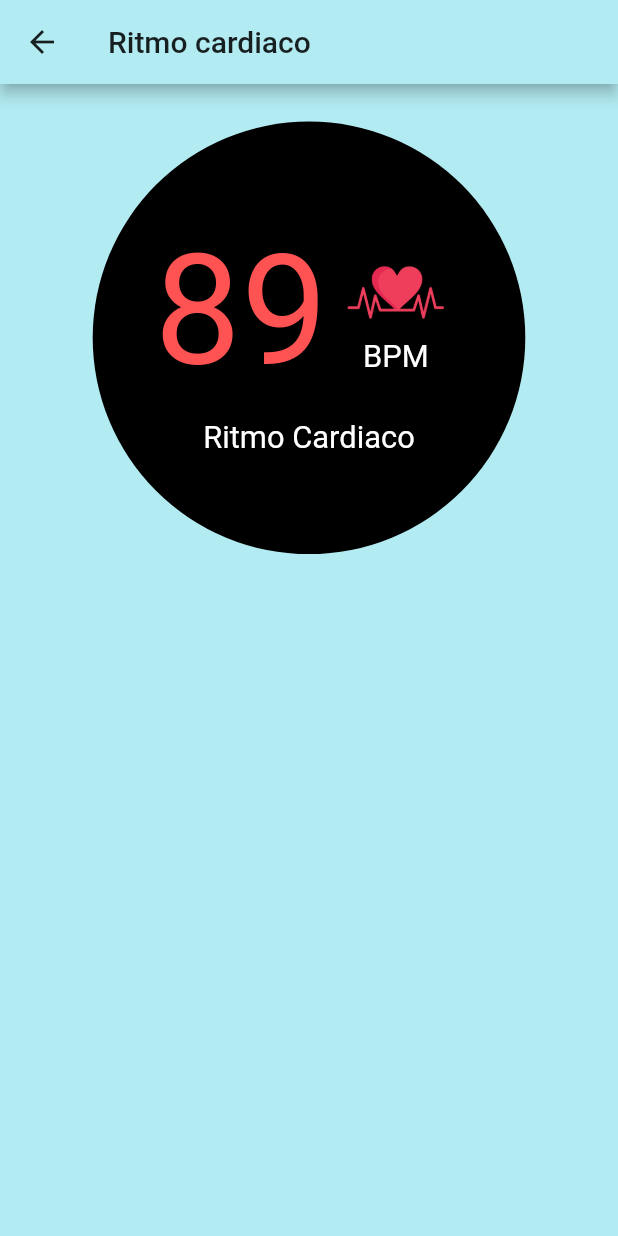
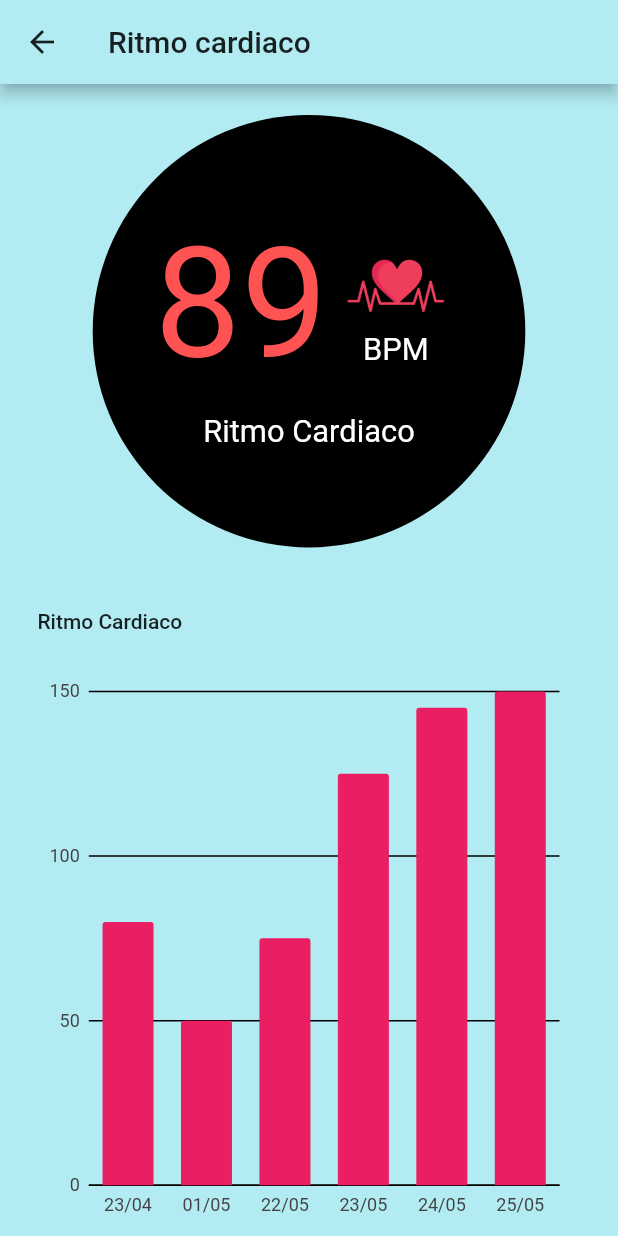
Before and after one commit to sadaakisz/it_innova_flutter, a Flutter app: the HeartRate screen opened directly, on a phone screen of 412 x 824 dp. Run offline on Flutter 3.47's test engine with Material 2 defaults, Android fonts, the phone set to English and light mode, and no system bars; our stand-ins replace charts_flutter.

Commit message:
Created chart widget.

```diff
--- a/lib/pages/heart_rate.dart
+++ b/lib/pages/heart_rate.dart
@@ -1,4 +1,6 @@
 import 'package:flutter/material.dart';
+import 'package:it_innova_flutter/models/heart_rate_history.dart';
+import 'package:it_innova_flutter/widgets/heart_rate_chart.dart';
 import 'package:it_innova_flutter/widgets/heart_rate_indicator.dart';
 
 class HeartRate extends StatefulWidget {
@@ -9,8 +11,17 @@ class HeartRate extends StatefulWidget {
 }
 
 class _HeartRateState extends State<HeartRate> {
+  final List<HeartRateHistory> _heartRateHistoryList = [
+    HeartRateHistory(bpm: 80, date: '23/04/2021'),
+    HeartRateHistory(bpm: 50, date: '01/05/2021'),
+    HeartRateHistory(bpm: 75, date: '22/05/2021'),
+    HeartRateHistory(bpm: 125, date: '23/05/2021'),
+    HeartRateHistory(bpm: 145, date: '24/05/2021'),
+    HeartRateHistory(bpm: 150, date: '25/05/2021'),
+  ];
   @override
   Widget build(BuildContext context) {
+    double width = MediaQuery.of(context).size.width;
     return Scaffold(
       appBar: AppBar(
         title: Text(
@@ -20,8 +31,17 @@ class _HeartRateState extends State<HeartRate> {
         iconTheme: IconThemeData(color: Colors.black87),
       ),
       body: Padding(
-        padding: const EdgeInsets.symmetric(vertical: 25.0, horizontal: 25.0),
-        child: HeartRateIndicator(bpm: 89),
+        padding: const EdgeInsets.symmetric(horizontal: 25.0),
+        child: ListView(
+          children: [
+            SizedBox(height: width * 0.05),
+            HeartRateIndicator(bpm: 89),
+            SizedBox(height: width * 0.1),
+            HeartRateChart(
+              data: _heartRateHistoryList,
+            ),
+          ],
+        ),
       ),
     );
   }
--- /dev/null
+++ b/lib/widgets/heart_rate_chart.dart
@@ -0,0 +1,58 @@
+import 'package:charts_flutter/flutter.dart' as charts;
+import 'package:flutter/material.dart';
+import 'package:it_innova_flutter/models/heart_rate_history.dart';
+
+class HeartRateChart extends StatelessWidget {
+  final List<HeartRateHistory> data;
+  const HeartRateChart({Key? key, required this.data}) : super(key: key);
+
+  @override
+  Widget build(BuildContext context) {
+    double height = MediaQuery.of(context).size.height;
+    List<charts.Series<HeartRateHistory, String>> series = [
+      charts.Series(
+        id: "HeartRateHistory",
+        data: data,
+        domainFn: (HeartRateHistory series, _) => series.date.substring(0, 5),
+        measureFn: (HeartRateHistory series, _) => series.bpm,
+        colorFn: (_, __) => charts.MaterialPalette.pink.shadeDefault,
+      )
+    ];
+    return Container(
+        height: height * 0.5,
+        child: Column(
+          crossAxisAlignment: CrossAxisAlignment.start,
+          children: [
+            Text(
+              'Ritmo Cardiaco',
+              style: TextStyle(fontWeight: FontWeight.w500),
+            ),
+            SizedBox(height: height * 0.03),
+            Expanded(
+              child: charts.BarChart(
+                series,
+                animate: true,
+
+                /// Assign a custom style for the domain axis.
+                ///
+                /// This is an OrdinalAxisSpec to match up with BarChart's default
+                /// ordinal domain axis (use NumericAxisSpec or DateTimeAxisSpec for
+                /// other charts).
+                domainAxis: new charts.OrdinalAxisSpec(
+                    renderSpec: new charts.SmallTickRendererSpec(
+                        // Change the line colors to match text color.
+                        lineStyle: new charts.LineStyleSpec(
+                            color: charts.MaterialPalette.black))),
+
+                /// Assign a custom style for the measure axis.
+                primaryMeasureAxis: new charts.NumericAxisSpec(
+                    renderSpec: new charts.GridlineRendererSpec(
+                        // Change the line colors to match text color.
+                        lineStyle: new charts.LineStyleSpec(
+                            color: charts.MaterialPalette.black))),
+              ),
+            ),
+          ],
+        ));
+  }
+}
```
